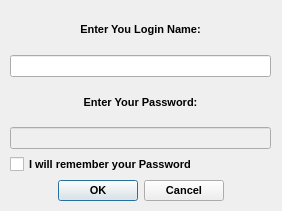
KarenMarkosyan/qttwitter, file branches/abhijit/Ui/login.ui: the form before one commit.
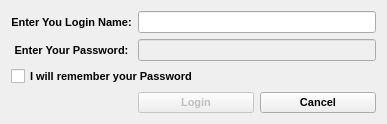
The form after the commit. Icons and pictures are not drawn.

Commit message: Merged Shanky's stylesheet and other minor changes. I have changed few layouts of some GUIs in Login Box and Sent Tweet Box, along with the main window. Also added few checks in the Login Box to get focus on reopening the login and send tweet box. To Shanky: Why is there a conflict in the main.cpp file... have you edited it ???

```diff
--- a/branches/abhijit/Ui/login.ui
+++ b/branches/abhijit/Ui/login.ui
@@ -9,8 +9,8 @@
    <rect>
     <x>0</x>
     <y>0</y>
-    <width>282</width>
-    <height>211</height>
+    <width>387</width>
+    <height>124</height>
    </rect>
   </property>
   <property name="sizePolicy">
@@ -21,7 +21,7 @@
   </property>
   <property name="maximumSize">
    <size>
-    <width>282</width>
+    <width>400</width>
     <height>211</height>
    </size>
   </property>
@@ -49,17 +49,8 @@
   <property name="modal">
    <bool>true</bool>
   </property>
-  <widget class="QWidget" name="verticalLayoutWidget">
-   <property name="geometry">
-    <rect>
-     <x>10</x>
-     <y>10</y>
-     <width>261</width>
-     <height>191</height>
-    </rect>
-   </property>
-   <layout class="QVBoxLayout" name="verticalLayout">
-    <item>
+  <layout class="QGridLayout" name="gridLayout">
+   <item row="0" column="0">
      <widget class="QLabel" name="label_2">
       <property name="text">
        <string>Enter You Login Name:</string>
@@ -70,12 +61,15 @@
       <property name="alignment">
        <set>Qt::AlignCenter</set>
       </property>
-     </widget>
-    </item>
-    <item>
+     <property name="buddy">
+      <cstring>loginLineEdit</cstring>
+     </property>
+    </widget>
+   </item>
+   <item row="0" column="1">
      <widget class="QLineEdit" name="loginLineEdit"/>
     </item>
-    <item>
+   <item row="1" column="0">
      <widget class="QLabel" name="label">
       <property name="text">
        <string>Enter Your Password:</string>
@@ -83,9 +77,12 @@
       <property name="alignment">
        <set>Qt::AlignCenter</set>
       </property>
-     </widget>
-    </item>
-    <item>
+     <property name="buddy">
+      <cstring>passwordLineEdit</cstring>
+     </property>
+    </widget>
+   </item>
+   <item row="1" column="1">
      <widget class="QLineEdit" name="passwordLineEdit">
       <property name="enabled">
        <bool>false</bool>
@@ -95,7 +92,7 @@
       </property>
      </widget>
     </item>
-    <item>
+   <item row="2" column="0" colspan="2">
      <widget class="QCheckBox" name="rememberPasswordCheckBox">
       <property name="layoutDirection">
        <enum>Qt::LeftToRight</enum>
@@ -108,27 +105,28 @@
       </property>
      </widget>
     </item>
+   <item row="3" column="1">
+    <layout class="QHBoxLayout" name="horizontalLayout">
     <item>
-     <widget class="QDialogButtonBox" name="buttonBox">
+      <widget class="QPushButton" name="loginButton">
       <property name="enabled">
-       <bool>true</bool>
-      </property>
-      <property name="autoFillBackground">
        <bool>false</bool>
       </property>
-      <property name="orientation">
-       <enum>Qt::Horizontal</enum>
-      </property>
-      <property name="standardButtons">
-       <set>QDialogButtonBox::Cancel|QDialogButtonBox::Ok</set>
-      </property>
-      <property name="centerButtons">
-       <bool>true</bool>
-      </property>
+       <property name="text">
+        <string>Login</string>
+       </property>
+      </widget>
+     </item>
+     <item>
+      <widget class="QPushButton" name="cancelButton">
+       <property name="text">
+        <string>Cancel</string>
+       </property>
      </widget>
     </item>
    </layout>
-  </widget>
+   </item>
+  </layout>
  </widget>
  <resources>
   <include location="../images/images.qrc"/>
```
Left out of the diff: 24 changed lines with no effect on the pictures. Lines whose indentation alone changed are shown as unchanged. The commit also changes 11 other files.
